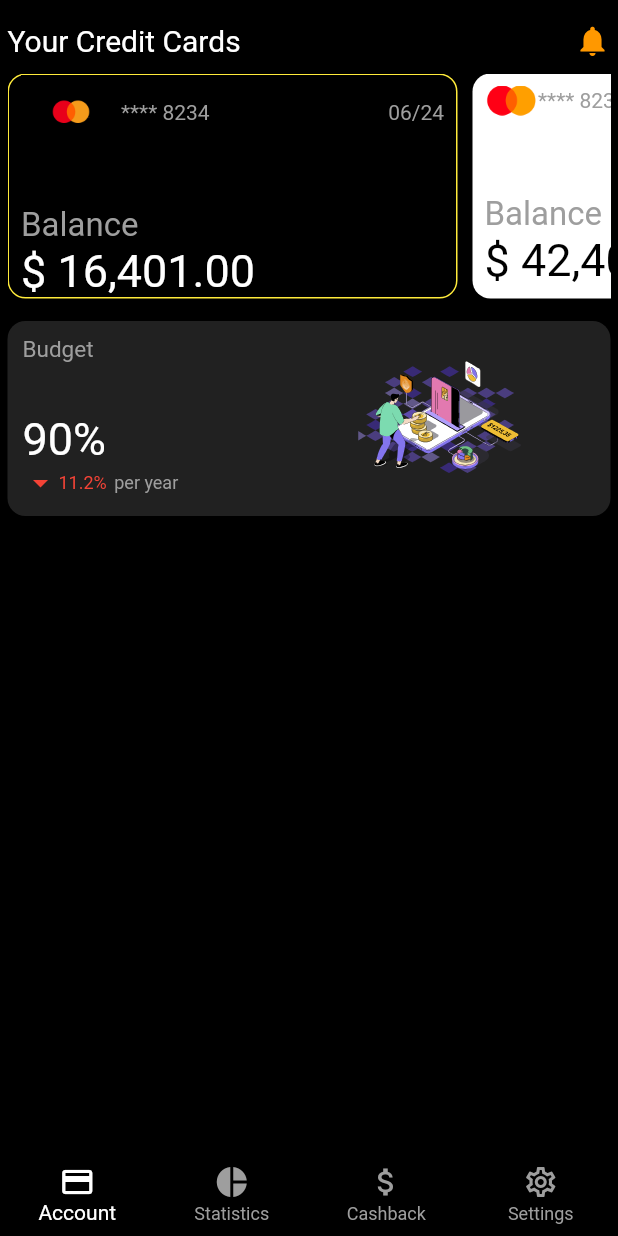
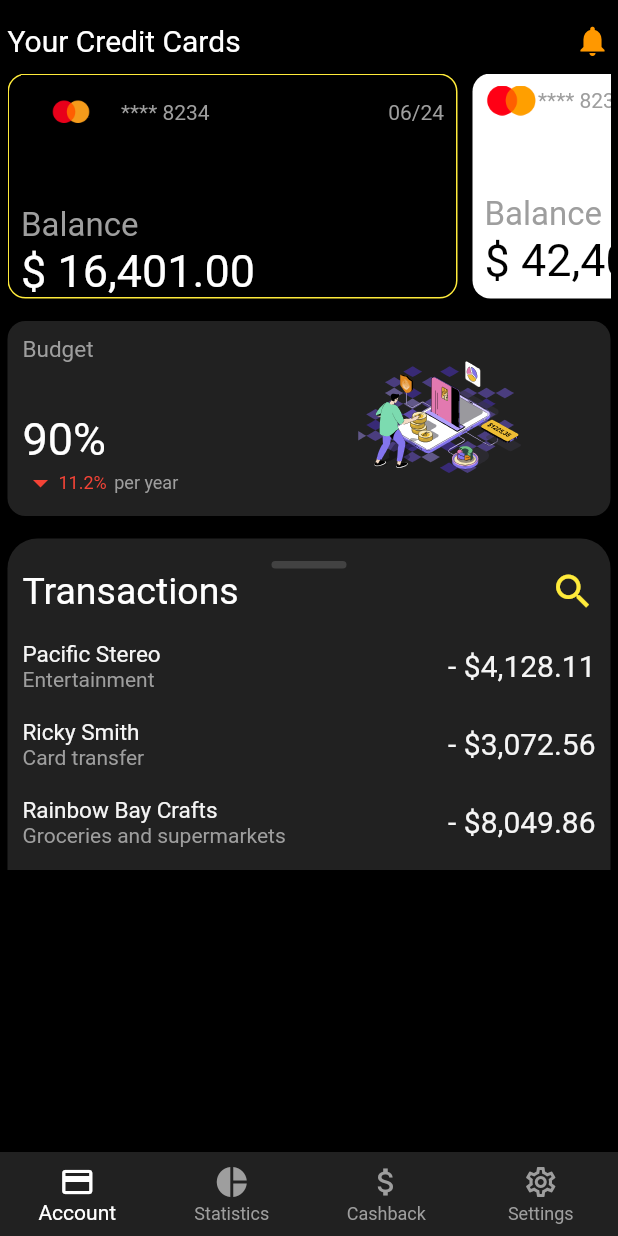
Before and after one commit to xykadra/mobile-banking, a Flutter app: the MobileBankingNavigationBar screen opened directly, on a phone screen of 412 x 824 dp. Run offline on Flutter 3.47's test engine with Material 2 defaults, Android fonts, the phone set to English and light mode, and no system bars; our stand-ins replace firebase_auth, firebase_core, google_fonts, lottie; missing offline and left inert: dart:ffi; accounts and stored records are empty.

Commit message:
HomePage transactionsv1

```diff
--- a/lib/main.dart
+++ b/lib/main.dart
@@ -4,7 +4,7 @@ import 'package:mobile_banking/firebase_options.dart';
 import 'package:mobile_banking/pages/home_page.dart';
 import 'package:mobile_banking/pages/login_page.dart';
 
-void main() async{
+void main() async {
   WidgetsFlutterBinding.ensureInitialized();
   await Firebase.initializeApp(options: DefaultFirebaseOptions.currentPlatform);
   runApp(const MyApp());
--- a/lib/pages/home_page.dart
+++ b/lib/pages/home_page.dart
@@ -242,6 +242,64 @@ class _HomePageState extends State<HomePage> {
                     ],
                   ),
                 ),
+                SizedBox(
+                  height: 15,
+                ),
+                Container(
+                  decoration: BoxDecoration(
+                      color: Color.fromRGBO(33, 33, 33, 1),
+                      borderRadius: BorderRadius.only(
+                          topLeft: Radius.circular(20),
+                          topRight: Radius.circular(20))),
+                  height: 221,
+                  child: Padding(
+                    padding: const EdgeInsets.symmetric(
+                        horizontal: 10.0, vertical: 15),
+                    child: Column(
+                      children: [
+                        Row(
+                          mainAxisAlignment: MainAxisAlignment.center,
+                          children: [
+                            Container(
+                              width: 50,
+                              height: 5,
+                              decoration: BoxDecoration(
+                                  color: Colors.grey[800],
+                                  borderRadius: BorderRadius.circular(12)),
+                            ),
+                          ],
+                        ),
+                        Row(
+                          mainAxisAlignment: MainAxisAlignment.spaceBetween,
+                          children: [
+                            Text(
+                              "Transactions",
+                              style:
+                                  TextStyle(color: Colors.white, fontSize: 25),
+                            ),
+                            Icon(
+                              Icons.search,
+                              size: 30,
+                              color: Colors.yellow,
+                            )
+                          ],
+                        ),
+                        Spacer(),
+                        GestureDetector(
+                          onTap: () {},
+                          child: transaction("Pacific Stereo", "Entertainment",
+                              "- \$4,128.11"),
+                        ),
+                        Spacer(),
+                        transaction(
+                            "Ricky Smith", "Card transfer", "- \$3,072.56"),
+                        Spacer(),
+                        transaction("Rainbow Bay Crafts",
+                            "Groceries and supermarkets", "- \$8,049.86"),
+                      ],
+                    ),
+                  ),
+                ),
                 Spacer(),
               ],
             ),
@@ -250,4 +308,30 @@ class _HomePageState extends State<HomePage> {
       ),
     );
   }
+
+  Row transaction(String name, String type, String money) {
+    return Row(
+      mainAxisAlignment: MainAxisAlignment.spaceBetween,
+      children: [
+        Column(
+          //mainAxisAlignment: MainAxisAlignment.start,
+          crossAxisAlignment: CrossAxisAlignment.start,
+          children: [
+            Text(
+              name,
+              style: TextStyle(color: Colors.grey[100], fontSize: 15),
+            ),
+            Text(
+              type,
+              style: TextStyle(color: Colors.grey),
+            )
+          ],
+        ),
+        Text(
+          money,
+          style: TextStyle(color: Colors.grey[100], fontSize: 20),
+        )
+      ],
+    );
+  }
 }
--- a/lib/pages/navigation_bar.dart
+++ b/lib/pages/navigation_bar.dart
@@ -33,12 +33,15 @@ class _MobileBankingNavigationBarState
 
   Widget build(BuildContext context) {
     return Scaffold(
+      backgroundColor: Colors.black,
       body: _pages[_selectedIndex],
-      bottomNavigationBar: BottomNavigationBar(
+      bottomNavigationBar: Padding(
+        padding: const EdgeInsets.all(0.0),
+        child: BottomNavigationBar(
           selectedItemColor: Colors.white,
           unselectedItemColor: Colors.grey,
           type: BottomNavigationBarType.fixed,
-        backgroundColor: Colors.black,
+          backgroundColor: Color.fromRGBO(33, 33, 33, 1),
           currentIndex: _selectedIndex,
           onTap: _navigateBottomBar,
           items: const <BottomNavigationBarItem>[
@@ -61,6 +64,7 @@ class _MobileBankingNavigationBarState
             ),
           ],
         ),
+      ),
     );
   }
 }
```
Also changed, not shown: lib/pages/navigationBarPages/settings_page.dart (+59 -103 lines), lib/util/switch_util.dart (added, +17 -0 lines). Lines whose indentation alone changed are shown as unchanged.
